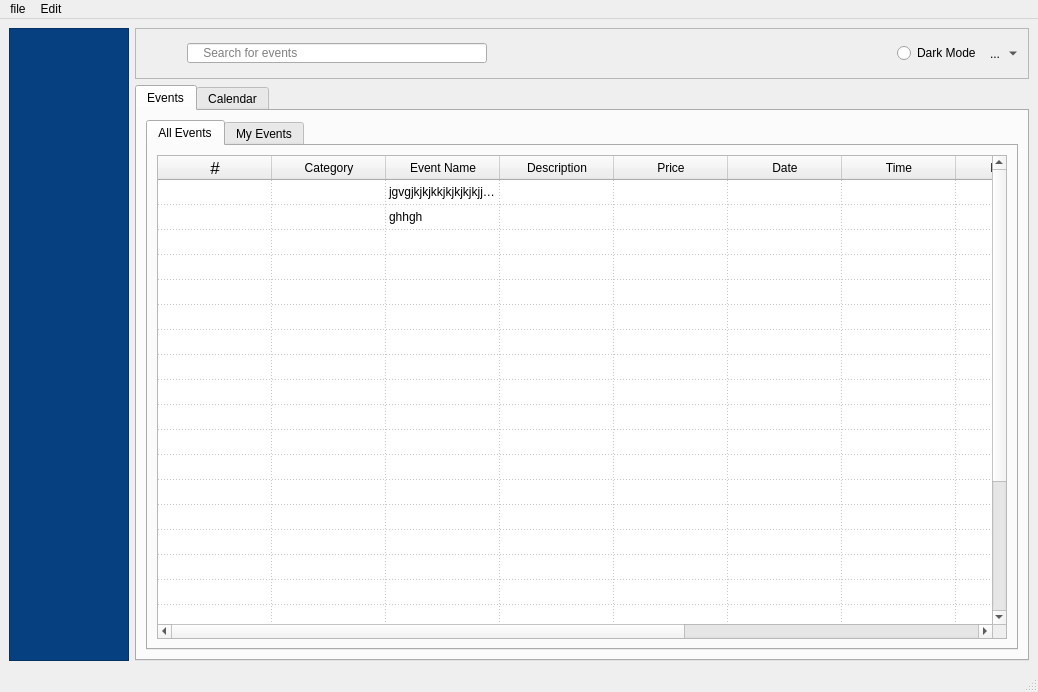
Above: ProjectUI.ui from AndrewBaird98/Calendar-App before the change. Below: the same form after it.
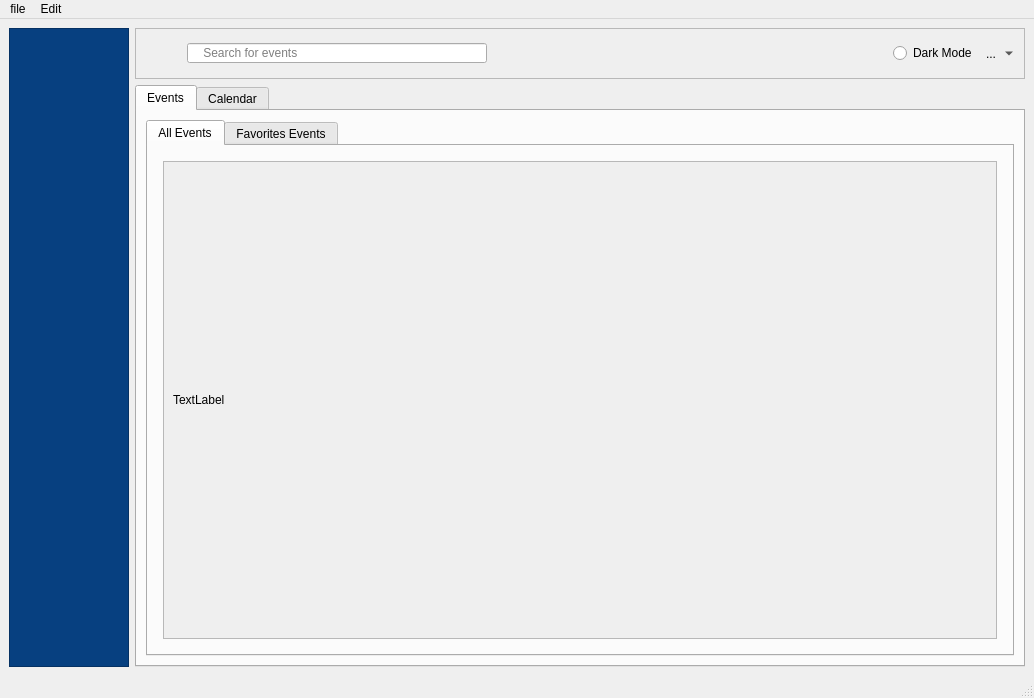
That is the form after the change. Icons and pictures are not drawn.

Diff of the .ui file:
```diff
--- a/ProjectUI.ui
+++ b/ProjectUI.ui
@@ -9,8 +9,8 @@
    <rect>
     <x>0</x>
     <y>0</y>
-    <width>1038</width>
-    <height>692</height>
+    <width>1034</width>
+    <height>698</height>
    </rect>
   </property>
   <property name="sizePolicy">
@@ -68,8 +68,8 @@
    <property name="autoFillBackground">
     <bool>false</bool>
    </property>
-   <layout class="QVBoxLayout" name="verticalLayout">
-    <item>
+   <layout class="QGridLayout" name="gridLayout_5">
+    <item row="0" column="0">
      <layout class="QGridLayout" name="gridLayout_2">
       <property name="sizeConstraint">
        <enum>QLayout::SetDefaultConstraint</enum>
@@ -377,402 +377,6 @@
              <attribute name="title">
               <string>All Events</string>
              </attribute>
-             <layout class="QGridLayout" name="gridLayout_8">
-              <item row="0" column="0">
-               <widget class="QTableWidget" name="tableWidget">
-                <property name="enabled">
-                 <bool>true</bool>
-                </property>
-                <property name="contextMenuPolicy">
-                 <enum>Qt::DefaultContextMenu</enum>
-                </property>
-                <property name="frameShape">
-                 <enum>QFrame::StyledPanel</enum>
-                </property>
-                <property name="frameShadow">
-                 <enum>QFrame::Sunken</enum>
-                </property>
-                <property name="lineWidth">
-                 <number>1</number>
-                </property>
-                <property name="midLineWidth">
-                 <number>0</number>
-                </property>
-                <property name="sizeAdjustPolicy">
-                 <enum>QAbstractScrollArea::AdjustToContentsOnFirstShow</enum>
-                </property>
-                <property name="autoScrollMargin">
-                 <number>16</number>
-                </property>
-                <property name="dragDropOverwriteMode">
-                 <bool>false</bool>
-                </property>
-                <property name="selectionMode">
-                 <enum>QAbstractItemView::ExtendedSelection</enum>
-                </property>
-                <property name="showGrid">
-                 <bool>true</bool>
-                </property>
-                <property name="gridStyle">
-                 <enum>Qt::DotLine</enum>
-                </property>
-                <property name="sortingEnabled">
-                 <bool>true</bool>
-                </property>
-                <property name="wordWrap">
-                 <bool>true</bool>
-                </property>
-                <property name="cornerButtonEnabled">
-                 <bool>true</bool>
-                </property>
-                <property name="columnCount">
-                 <number>11</number>
-                </property>
-                <attribute name="horizontalHeaderVisible">
-                 <bool>true</bool>
-                </attribute>
-                <attribute name="horizontalHeaderCascadingSectionResizes">
-                 <bool>true</bool>
-                </attribute>
-                <attribute name="horizontalHeaderDefaultSectionSize">
-                 <number>114</number>
-                </attribute>
-                <attribute name="horizontalHeaderHighlightSections">
-                 <bool>true</bool>
-                </attribute>
-                <attribute name="horizontalHeaderMinimumSectionSize">
-                 <number>20</number>
-                </attribute>
-                <attribute name="horizontalHeaderShowSortIndicator" stdset="0">
-                 <bool>true</bool>
-                </attribute>
-                <attribute name="horizontalHeaderStretchLastSection">
-                 <bool>true</bool>
-                </attribute>
-                <attribute name="verticalHeaderVisible">
-                 <bool>false</bool>
-                </attribute>
-                <attribute name="verticalHeaderCascadingSectionResizes">
-                 <bool>false</bool>
-                </attribute>
-                <attribute name="verticalHeaderDefaultSectionSize">
-                 <number>25</number>
-                </attribute>
-                <attribute name="verticalHeaderHighlightSections">
-                 <bool>true</bool>
-                </attribute>
-                <attribute name="verticalHeaderMinimumSectionSize">
-                 <number>19</number>
-                </attribute>
-                <row>
-                 <property name="text">
-                  <string>New Row</string>
-                 </property>
-                </row>
-                <row>
-                 <property name="text">
-                  <string>New Row</string>
-                 </property>
-                </row>
-                <row>
-                 <property name="text">
-                  <string>New Row</string>
-                 </property>
-                </row>
-                <row>
-                 <property name="text">
-                  <string>New Row</string>
-                 </property>
-                </row>
-                <row>
-                 <property name="text">
-                  <string>New Row</string>
-                 </property>
-                </row>
-                <row>
-                 <property name="text">
-                  <string>New Row</string>
-                 </property>
-                </row>
-                <row>
-                 <property name="text">
-                  <string>New Row</string>
-                 </property>
-                </row>
-                <row>
-                 <property name="text">
-                  <string>New Row</string>
-                 </property>
-                </row>
-                <row>
-                 <property name="text">
-                  <string>New Row</string>
-                 </property>
-                </row>
-                <row>
-                 <property name="text">
-                  <string>New Row</string>
-                 </property>
-                </row>
-                <row>
-                 <property name="text">
-                  <string>New Row</string>
-                 </property>
-                </row>
-                <row>
-                 <property name="text">
-                  <string>New Row</string>
-                 </property>
-                </row>
-                <row>
-                 <property name="text">
-                  <string>New Row</string>
-                 </property>
-                </row>
-                <row>
-                 <property name="text">
-                  <string>New Row</string>
-                 </property>
-                </row>
-                <row>
-                 <property name="text">
-                  <string>New Row</string>
-                 </property>
-                </row>
-                <row>
-                 <property name="text">
-                  <string>New Row</string>
-                 </property>
-                </row>
-                <row>
-                 <property name="text">
-                  <string>New Row</string>
-                 </property>
-                </row>
-                <row>
-                 <property name="text">
-                  <string>New Row</string>
-                 </property>
-                </row>
-                <row>
-                 <property name="text">
-                  <string>New Row</string>
-                 </property>
-                </row>
-                <row>
-                 <property name="text">
-                  <string>New Row</string>
-                 </property>
-                </row>
-                <row>
-                 <property name="text">
-                  <string>New Row</string>
-                 </property>
-                </row>
-                <row>
-                 <property name="text">
-                  <string>New Row</string>
-                 </property>
-                </row>
-                <row>
-                 <property name="text">
-                  <string>New Row</string>
-                 </property>
-                </row>
-                <row>
-                 <property name="text">
-                  <string>New Row</string>
-                 </property>
-                </row>
-                <column>
-                 <property name="text">
-                  <string>#</string>
-                 </property>
-                 <property name="font">
-                  <font>
-                   <pointsize>13</pointsize>
-                  </font>
-                 </property>
-                 <property name="background">
-                  <color>
-                   <red>204</red>
-                   <green>204</green>
-                   <blue>204</blue>
-                  </color>
-                 </property>
-                </column>
-                <column>
-                 <property name="text">
-                  <string>Category</string>
-                 </property>
-                 <property name="background">
-                  <color>
-                   <red>204</red>
-                   <green>204</green>
-                   <blue>204</blue>
-                  </color>
-                 </property>
-                </column>
-                <column>
-                 <property name="text">
-                  <string>Event Name</string>
-                 </property>
-                 <property name="background">
-                  <color>
-                   <red>204</red>
-                   <green>204</green>
-                   <blue>204</blue>
-                  </color>
-                 </property>
-                </column>
-                <column>
-                 <property name="text">
-                  <string>Description</string>
-                 </property>
-                 <property name="background">
-                  <color>
-                   <red>204</red>
-                   <green>204</green>
-                   <blue>204</blue>
-                  </color>
-                 </property>
-                </column>
-                <column>
-                 <property name="text">
-                  <string>Price</string>
-                 </property>
-                 <property name="background">
-                  <color>
-                   <red>204</red>
-                   <green>204</green>
-                   <blue>204</blue>
-                  </color>
-                 </property>
-                </column>
-                <column>
-                 <property name="text">
-                  <string>Date</string>
-                 </property>
-                 <property name="background">
-                  <color>
-                   <red>204</red>
-                   <green>204</green>
-                   <blue>204</blue>
-                  </color>
-                 </property>
-                </column>
-                <column>
-                 <property name="text">
-                  <string>Time</string>
-                 </property>
-                 <property name="background">
-                  <color>
-                   <red>204</red>
-                   <green>204</green>
-                   <blue>204</blue>
-                  </color>
-                 </property>
-                </column>
-                <column>
-                 <property name="text">
-                  <string>Location</string>
-                 </property>
-                 <property name="background">
-                  <color>
-                   <red>204</red>
-                   <green>204</green>
-                   <blue>204</blue>
-                  </color>
-                 </property>
-                </column>
-                <column>
-                 <property name="text">
-                  <string>New Column</string>
-                 </property>
-                 <property name="background">
-                  <color>
-                   <red>204</red>
-                   <green>204</green>
-                   <blue>204</blue>
-                  </color>
-                 </property>
-                </column>
-                <column>
-                 <property name="text">
-                  <string>New Column</string>
-                 </property>
-                 <property name="background">
-                  <color>
-                   <red>204</red>
-                   <green>204</green>
-                   <blue>204</blue>
-                  </color>
-                 </property>
-                </column>
-                <column>
-                 <property name="text">
-                  <string>New Column</string>
-                 </property>
-                 <property name="background">
-                  <color>
-                   <red>204</red>
-                   <green>204</green>
-                   <blue>204</blue>
-                  </color>
-                 </property>
-                </column>
-                <item row="0" column="0">
-                 <property name="text">
-                  <string/>
-                 </property>
-                </item>
-                <item row="0" column="2">
-                 <property name="text">
-                  <string>jgvgjkjkjkkjkjkjkjkjjkjkkjjkjkjkjkjkjkjkjkjk</string>
-                 </property>
-                 <property name="flags">
-                  <set>ItemIsSelectable|ItemIsDragEnabled|ItemIsDropEnabled|ItemIsUserCheckable|ItemIsEnabled</set>
-                 </property>
-                </item>
-                <item row="1" column="0">
-                 <property name="text">
-                  <string/>
-                 </property>
-                </item>
-                <item row="1" column="2">
-                 <property name="text">
-                  <string>ghhgh</string>
-                 </property>
-                </item>
-                <item row="2" column="0">
-                 <property name="text">
-                  <string/>
-                 </property>
-                </item>
-                <item row="3" column="0">
-                 <property name="text">
-                  <string/>
-                 </property>
-                </item>
-                <item row="4" column="0">
-                 <property name="text">
-                  <string/>
-                 </property>
-                </item>
-               </widget>
-              </item>
-             </layout>
-            </widget>
-            <widget class="QWidget" name="MyEventsTab">
-             <property name="sizePolicy">
-              <sizepolicy hsizetype="Expanding" vsizetype="Expanding">
-               <horstretch>0</horstretch>
-               <verstretch>0</verstretch>
-              </sizepolicy>
-             </property>
-             <attribute name="title">
-              <string>My Events</string>
-             </attribute>
              <layout class="QGridLayout" name="gridLayout_4">
               <property name="leftMargin">
                <number>15</number>
@@ -799,8 +403,8 @@
                   <rect>
                    <x>0</x>
                    <y>0</y>
-                   <width>814</width>
-                   <height>460</height>
+                   <width>810</width>
+                   <height>466</height>
                   </rect>
                  </property>
                  <layout class="QVBoxLayout" name="verticalLayout_2">
@@ -817,6 +421,45 @@
               </item>
              </layout>
             </widget>
+            <widget class="QWidget" name="FavoritesEventsTab">
+             <property name="sizePolicy">
+              <sizepolicy hsizetype="Expanding" vsizetype="Expanding">
+               <horstretch>0</horstretch>
+               <verstretch>0</verstretch>
+              </sizepolicy>
+             </property>
+             <attribute name="title">
+              <string>Favorites Events</string>
+             </attribute>
+             <layout class="QGridLayout" name="gridLayout_8">
+              <item row="0" column="0">
+               <widget class="QScrollArea" name="scrollArea_2">
+                <property name="widgetResizable">
+                 <bool>true</bool>
+                </property>
+                <widget class="QWidget" name="scrollAreaWidgetContents_2">
+                 <property name="geometry">
+                  <rect>
+                   <x>0</x>
+                   <y>0</y>
+                   <width>809</width>
+                   <height>469</height>
+                  </rect>
+                 </property>
+                 <layout class="QVBoxLayout" name="verticalLayout">
+                  <item>
+                   <widget class="QLabel" name="label_2">
+                    <property name="text">
+                     <string>TextLabel</string>
+                    </property>
+                   </widget>
+                  </item>
+                 </layout>
+                </widget>
+               </widget>
+              </item>
+             </layout>
+            </widget>
            </widget>
           </item>
          </layout>
@@ -904,7 +547,7 @@
     <rect>
      <x>0</x>
      <y>0</y>
-     <width>1038</width>
+     <width>1034</width>
      <height>22</height>
     </rect>
    </property>
```
